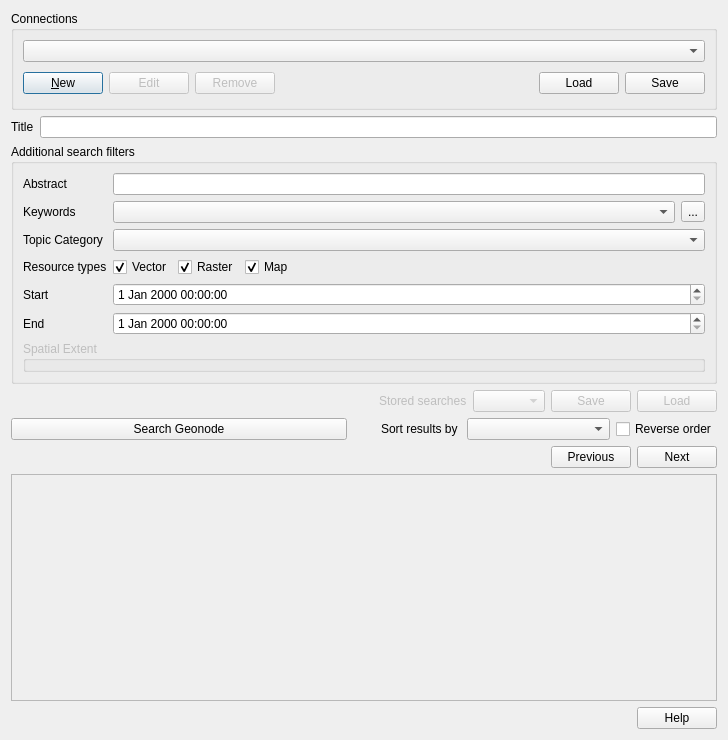
The window that src/qgis_geonode/ui/geonode_datasource_widget.ui (GeoNode/QGISGeoNodePlugin) describes before a commit, drawn with Qt 5.
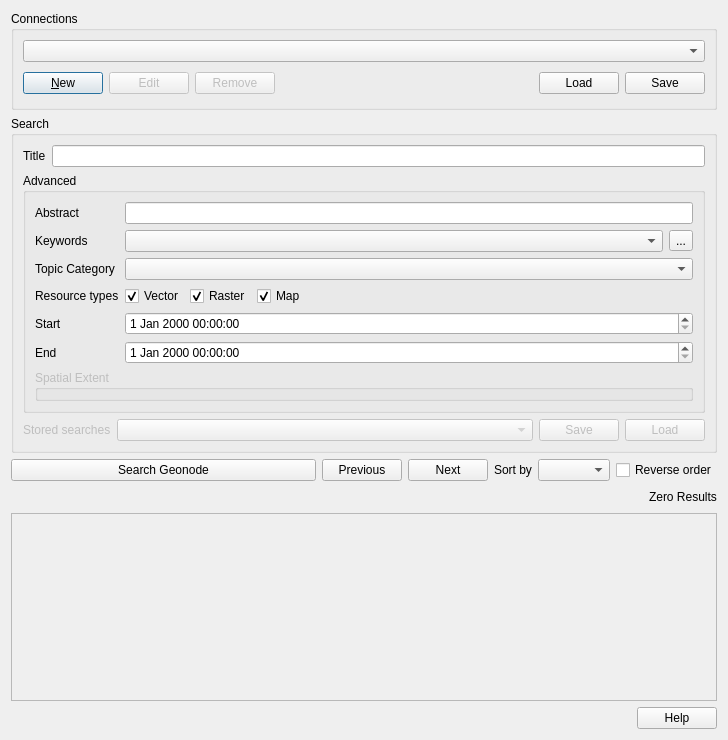
The same window after the commit. Custom widgets are drawn as their Qt base class.

Patch:
```diff
--- a/src/qgis_geonode/ui/geonode_datasource_widget.ui
+++ b/src/qgis_geonode/ui/geonode_datasource_widget.ui
@@ -13,7 +13,7 @@
   <property name="windowTitle">
    <string>Connection</string>
   </property>
-  <layout class="QVBoxLayout" name="verticalLayout">
+  <layout class="QVBoxLayout" name="verticalLayout_2">
    <item>
     <widget class="QGroupBox" name="groupBox">
      <property name="title">
@@ -103,6 +103,12 @@
     </widget>
    </item>
    <item>
+    <widget class="QGroupBox" name="groupBox_2">
+     <property name="title">
+      <string>Search</string>
+     </property>
+     <layout class="QVBoxLayout" name="verticalLayout">
+      <item>
     <layout class="QHBoxLayout" name="horizontalLayout_4">
      <item>
       <widget class="QLabel" name="label">
@@ -135,7 +141,7 @@
       <bool>true</bool>
      </property>
      <property name="title">
-      <string>Additional search filters</string>
+         <string>Advanced</string>
      </property>
      <property name="checkable">
       <bool>false</bool>
@@ -336,19 +342,6 @@
    </item>
    <item>
     <layout class="QHBoxLayout" name="horizontalLayout_7">
-     <item>
-      <spacer name="horizontalSpacer_4">
-       <property name="orientation">
-        <enum>Qt::Horizontal</enum>
-       </property>
-       <property name="sizeHint" stdset="0">
-        <size>
-         <width>40</width>
-         <height>20</height>
-        </size>
-       </property>
-      </spacer>
-     </item>
      <item>
       <widget class="QLabel" name="label_7">
        <property name="enabled">
@@ -366,6 +359,12 @@
          <property name="enabled">
           <bool>false</bool>
          </property>
+            <property name="sizePolicy">
+             <sizepolicy hsizetype="Expanding" vsizetype="Fixed">
+              <horstretch>0</horstretch>
+              <verstretch>0</verstretch>
+             </sizepolicy>
+            </property>
         </widget>
        </item>
        <item>
@@ -398,13 +397,22 @@
      </item>
     </layout>
    </item>
+     </layout>
+    </widget>
+   </item>
    <item>
-    <layout class="QHBoxLayout" name="horizontalLayout_8">
+    <layout class="QHBoxLayout" name="horizontalLayout_5">
      <item>
       <widget class="QPushButton" name="search_btn">
+       <property name="sizePolicy">
+        <sizepolicy hsizetype="Expanding" vsizetype="Preferred">
+         <horstretch>0</horstretch>
+         <verstretch>0</verstretch>
+        </sizepolicy>
+       </property>
        <property name="minimumSize">
         <size>
-         <width>143</width>
+         <width>0</width>
          <height>0</height>
         </size>
        </property>
@@ -417,30 +425,68 @@
       </widget>
      </item>
      <item>
-      <layout class="QHBoxLayout" name="horizontalLayout_5">
+      <widget class="QPushButton" name="previous_btn">
+       <property name="sizePolicy">
+        <sizepolicy hsizetype="Minimum" vsizetype="Preferred">
+         <horstretch>0</horstretch>
+         <verstretch>0</verstretch>
+        </sizepolicy>
+       </property>
+       <property name="toolTip">
+        <string>&lt;html&gt;&lt;head/&gt;&lt;body&gt;&lt;p&gt;Go to previous page&lt;/p&gt;&lt;/body&gt;&lt;/html&gt;</string>
+       </property>
+       <property name="text">
+        <string>Previous</string>
+       </property>
+      </widget>
+     </item>
        <item>
-        <layout class="QHBoxLayout" name="horizontalLayout_4">
+      <widget class="QPushButton" name="next_btn">
+       <property name="sizePolicy">
+        <sizepolicy hsizetype="Minimum" vsizetype="Preferred">
+         <horstretch>0</horstretch>
+         <verstretch>0</verstretch>
+        </sizepolicy>
+       </property>
+       <property name="toolTip">
+        <string>&lt;html&gt;&lt;head/&gt;&lt;body&gt;&lt;p&gt;Go to next page&lt;/p&gt;&lt;p&gt;&lt;br/&gt;&lt;/p&gt;&lt;/body&gt;&lt;/html&gt;</string>
+       </property>
+       <property name="text">
+        <string>Next</string>
+       </property>
+      </widget>
+     </item>
          <item>
           <widget class="QLabel" name="label_9">
+       <property name="sizePolicy">
+        <sizepolicy hsizetype="Minimum" vsizetype="Preferred">
+         <horstretch>0</horstretch>
+         <verstretch>0</verstretch>
+        </sizepolicy>
+       </property>
            <property name="styleSheet">
-            <string notr="true">padding-left:25%;</string>
+        <string notr="true"/>
            </property>
            <property name="text">
-            <string>Sort results by</string>
+        <string>Sort by</string>
            </property>
           </widget>
          </item>
          <item>
           <widget class="QComboBox" name="sort_field_cmb">
+       <property name="sizePolicy">
+        <sizepolicy hsizetype="Preferred" vsizetype="Fixed">
+         <horstretch>0</horstretch>
+         <verstretch>0</verstretch>
+        </sizepolicy>
+       </property>
            <property name="minimumSize">
             <size>
-             <width>143</width>
+         <width>0</width>
              <height>0</height>
             </size>
            </property>
           </widget>
-         </item>
-        </layout>
        </item>
        <item>
         <widget class="QCheckBox" name="reverse_order_chk">
@@ -460,12 +506,10 @@
        </item>
       </layout>
      </item>
-    </layout>
-   </item>
    <item>
-    <layout class="QHBoxLayout" name="horizontalLayout_12">
+    <layout class="QHBoxLayout" name="horizontalLayout_8">
      <item>
-      <spacer name="horizontalSpacer_2">
+      <spacer name="horizontalSpacer_3">
        <property name="orientation">
         <enum>Qt::Horizontal</enum>
        </property>
@@ -480,27 +524,7 @@
      <item>
       <widget class="QLabel" name="resultsLabel">
        <property name="text">
-        <string/>
-       </property>
-      </widget>
-     </item>
-     <item>
-      <widget class="QPushButton" name="previous_btn">
-       <property name="toolTip">
-        <string>&lt;html&gt;&lt;head/&gt;&lt;body&gt;&lt;p&gt;Go to previous page&lt;/p&gt;&lt;/body&gt;&lt;/html&gt;</string>
-       </property>
-       <property name="text">
-        <string>Previous</string>
-       </property>
-      </widget>
-     </item>
-     <item>
-      <widget class="QPushButton" name="next_btn">
-       <property name="toolTip">
-        <string>&lt;html&gt;&lt;head/&gt;&lt;body&gt;&lt;p&gt;Go to next page&lt;/p&gt;&lt;p&gt;&lt;br/&gt;&lt;/p&gt;&lt;/body&gt;&lt;/html&gt;</string>
-       </property>
-       <property name="text">
-        <string>Next</string>
+        <string>Zero Results</string>
        </property>
       </widget>
      </item>
@@ -528,8 +552,8 @@
        <rect>
         <x>0</x>
         <y>0</y>
-        <width>770</width>
-        <height>95</height>
+        <width>708</width>
+        <height>122</height>
        </rect>
       </property>
      </widget>
```
Left out of the diff: 9 changed lines with no effect on the pictures. Lines whose indentation alone changed are shown as unchanged.
